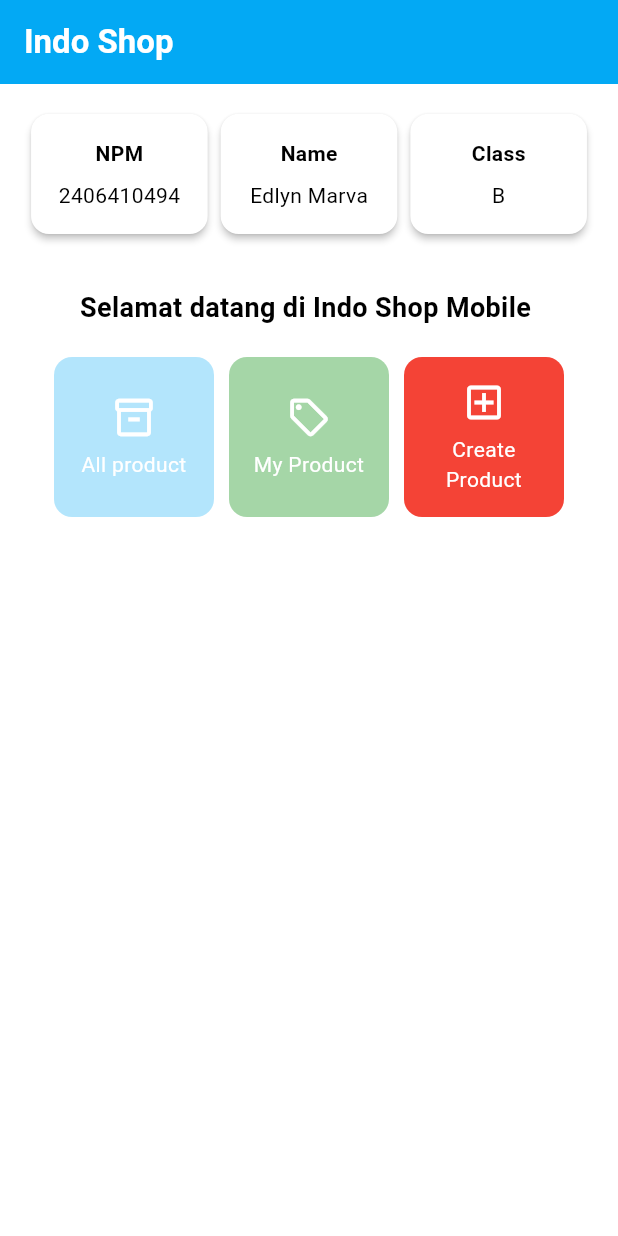
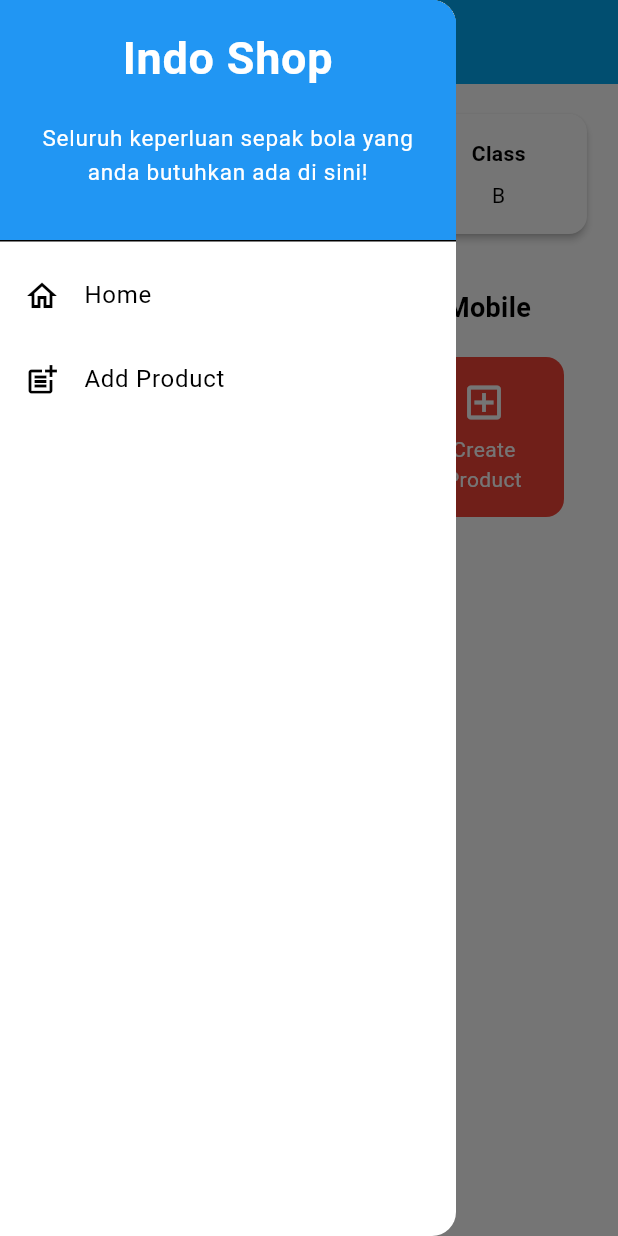
Before and after one commit to badugnt/indo-shop-mobile, a Flutter app: the screen it shows after launch, with the side drawer open (before the commit the screen has no drawer), on a phone screen of 412 x 824 dp. Run offline on Flutter 3.47's test engine with Material 3 defaults, Android fonts, the phone set to English and light mode, and no system bars.

Commit message:
Flutter Navigation, Layouts, Forms, and Input Elements

```diff
--- a/lib/menu.dart
+++ b/lib/menu.dart
@@ -1,5 +1,6 @@
 import 'package:flutter/material.dart';
-
+import 'package:indo_shop/productlist_form.dart';
+import 'package:indo_shop/widgets/left_drawer.dart';
 
 class MyHomePage extends StatelessWidget {
     MyHomePage({super.key});
@@ -35,7 +36,7 @@
         backgroundColor: Theme.of(context).colorScheme.primary,
       ),
 
-
+      drawer: LeftDrawer(),
 
       // Body halaman dengan padding di sekelilingnya.
       body: Padding(
@@ -165,6 +166,11 @@
             ..showSnackBar(
               SnackBar(content: Text(item.message))
             );
+          if (item.name == "Create Product") {
+            Navigator.push(context,
+              MaterialPageRoute(builder: (context) => ProductFormPage()),
+            );
+          }
         },
         // Container untuk menyimpan Icon dan Text
         child: Container(
--- /dev/null
+++ b/lib/widgets/left_drawer.dart
@@ -0,0 +1,90 @@
+import 'package:flutter/material.dart';
+import 'package:indo_shop/menu.dart';
+import 'package:indo_shop/productlist_form.dart';
+
+class LeftDrawer extends StatelessWidget {
+  const LeftDrawer({super.key});
+
+  @override
+  Widget build(BuildContext context) {
+    return Drawer(
+      child: ListView(
+        children: [
+             const DrawerHeader(
+
+              decoration: BoxDecoration(color: Colors.blue),
+              child: Column(
+                children: [
+                  Text(
+                    'Indo Shop',
+                    textAlign: TextAlign.center,
+                    style: TextStyle(
+                      fontSize: 30,
+                      fontWeight: FontWeight.bold,
+                      color: Colors.white,
+                    ),
+                  ),
+                  Padding(padding: EdgeInsets.all(10)),
+                  Text(
+                    "Seluruh keperluan sepak bola yang anda butuhkan ada di sini!",
+                    // TODO: Tambahkan gaya teks dengan center alignment, font ukuran 15, warna putih, dan weight biasa
+                    textAlign: TextAlign.center,
+                    style: TextStyle(
+                      fontSize: 15,
+                      color: Colors.white,
+                      fontWeight: FontWeight.normal,
+                    ),
+                  ),
+                ],
+              ),
+            ),
+
+
+          // TODO: Bagian routing
+          ListTile(
+            leading: const Icon(Icons.home_outlined),
+            title: const Text('Home'),
+            // Bagian redirection ke MyHomePage
+            onTap: () {
+              Navigator.pushReplacement(
+                context,
+                MaterialPageRoute(builder: (context) => MyHomePage()),
+              );
+            },
+          ),
+          ListTile(
+            leading: const Icon(Icons.post_add),
+            title: const Text('Add Product'),
+            // Bagian redirection ke NewsFormPage
+            onTap: () {
+              /*
+    TODO: Buatlah routing ke NewsFormPage di sini,
+    setelah halaman NewsFormPage sudah dibuat.
+    */
+              Navigator.pushReplacement(
+                context,
+                MaterialPageRoute(builder: (context) => ProductFormPage()),
+              );
+            },
+          ),
+          // TODO: Buat ListTile baru untuk ke halaman melihat news
+          // ListTile(
+          //   leading: const Icon(Icons.article),
+          //   title: const Text('View News'),
+          //   // Bagian redirection ke NewsListPage
+          //   onTap: () {
+          //     /*
+          //     TODO: Buatlah routing ke NewsListPage di sini,
+          //     setelah halaman NewsListPage sudah dibuat.
+          //     */
+          //     Navigator.pushReplacement(
+          //       context,
+          //       MaterialPageRoute(builder: (context) => NewsListPage()),
+          //     );
+          //   },
+          // ),
+        ],
+      ),
+    );
+  }
+}
```
Also changed, not shown: lib/productlist_form.dart (added, +232 -0 lines).
